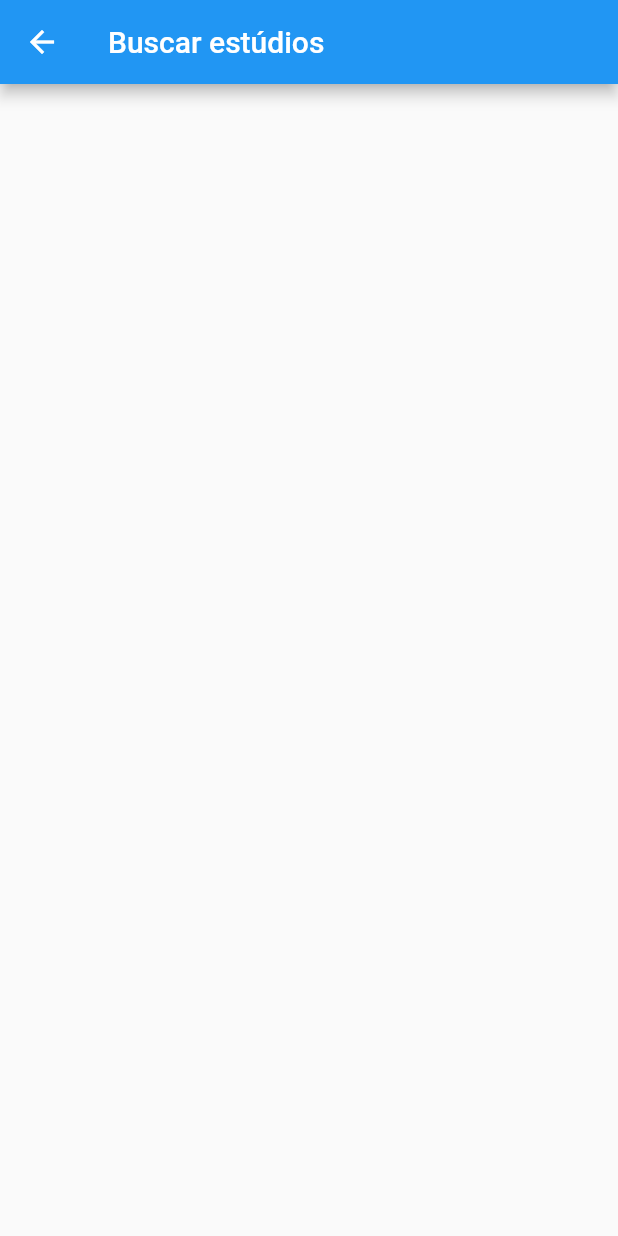
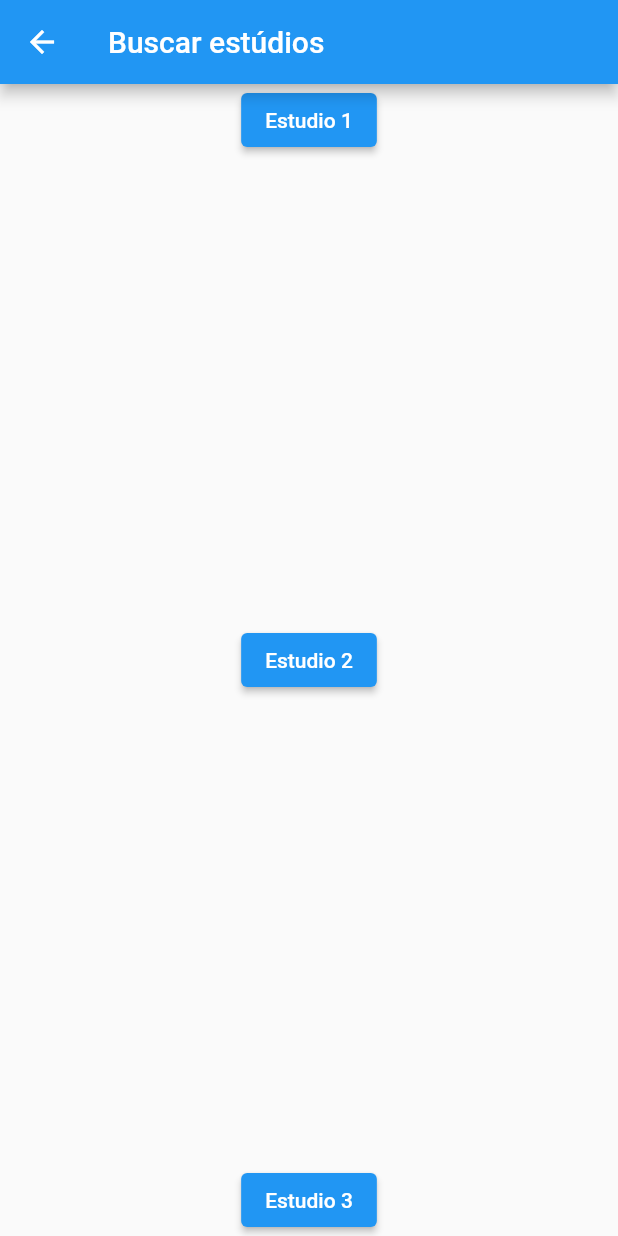
Before and after one commit to luisbrasil/Oktopus, a Flutter app: the Busca screen opened by its route, on a phone screen of 412 x 824 dp. Run offline on Flutter 3.47's test engine with Material 2 defaults, Android fonts, the phone set to English and light mode, and no system bars.

Commit message:
Finalização rotas

```diff
--- a/oktopus/lib/app.dart
+++ b/oktopus/lib/app.dart
@@ -1,6 +1,6 @@
 import 'package:flutter/material.dart';
 import 'package:oktopus/rotas.dart';
-import 'package:oktopus/widget/agendamento.dart';
+import 'package:oktopus/widget/agendar_horario.dart';
 import 'package:oktopus/widget/busca.dart';
 import 'package:oktopus/widget/cadastro_estudio.dart';
 import 'package:oktopus/widget/cadastro_usuario.dart';
@@ -24,7 +24,7 @@ class App extends StatelessWidget {
         Rotas.login: (context) => Login(),
         Rotas.home: (context) => Home(),
         Rotas.cadastroUsuario: (context) => CadastroUsuario(),
-        Rotas.agendamento: (context) => Agendamento(),
+        Rotas.agendarHorario: (context) => AgendarHorario(),
         Rotas.busca: (context) => Busca(),
         Rotas.cadastroEstudio: (context) => CadastroEstudio(),
         Rotas.chat: (context) => Chat(),
--- a/oktopus/lib/rotas.dart
+++ b/oktopus/lib/rotas.dart
@@ -8,6 +8,6 @@ class Rotas {
   static const reviews = 'reviews';
   static const cadastroEstudio = 'cadastro-estudio';
   static const chat = 'chat';
-  static const agendamento = 'agendamento';
+  static const agendarHorario = 'agendar-horario';
 
 }
--- a/oktopus/lib/widget/agendamento.dart
+++ b/oktopus/lib/widget/agendar_horario.dart
@@ -1,11 +1,11 @@
 import 'package:flutter/material.dart';
 
-class Agendamento extends StatelessWidget {
+class AgendarHorario extends StatelessWidget {
 
   @override
   Widget build(BuildContext context) {
     return Scaffold(
-      appBar: AppBar(title: const Text("Agendamento")),
+      appBar: AppBar(title: const Text("Agendar Horário")),
     );
   }
 }
--- a/oktopus/lib/widget/busca.dart
+++ b/oktopus/lib/widget/busca.dart
@@ -1,4 +1,6 @@
 import 'package:flutter/material.dart';
+
+import '../rotas.dart';
 
 class Busca extends StatelessWidget {
 
@@ -6,6 +8,30 @@ class Busca extends StatelessWidget {
   Widget build(BuildContext context) {
     return Scaffold(
       appBar: AppBar(title: const Text("Buscar estúdios")),
+      body: Center(
+        child: Column(
+          mainAxisAlignment: MainAxisAlignment.spaceBetween,
+          children: [
+          ElevatedButton(
+            child: const Text('Estudio 1'),
+            onPressed: () {
+              Navigator.pushNamed(context, Rotas.estudio);
+            },
+          ),
+          ElevatedButton(
+            child: const Text('Estudio 2'),
+            onPressed: () {
+              Navigator.pushNamed(context, Rotas.estudio);
+            },
+          ),
+          ElevatedButton(
+            child: const Text('Estudio 3'),
+            onPressed: () {
+              Navigator.pushNamed(context, Rotas.estudio);
+            },
+          )
+        ]),
+      ),
     );
   }
 }
```
Also changed, not shown: oktopus/lib/widget/estudio.dart (+24 -0 lines), oktopus/lib/widget/index.dart (+1 -7 lines), oktopus/lib/widget/login.dart (+16 -5 lines).
